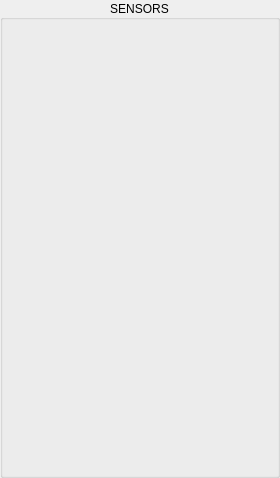
SeptemberHX/dde-istate-menus, file dde-istate-widgets/istatesensorwidget.ui: the form before one commit.
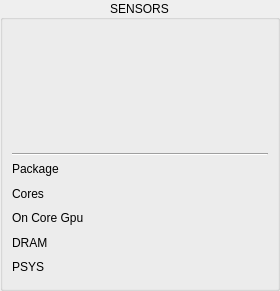
The form after the commit.

Patch:
```diff
--- a/dde-istate-widgets/istatesensorwidget.ui
+++ b/dde-istate-widgets/istatesensorwidget.ui
@@ -7,7 +7,7 @@
     <x>0</x>
     <y>0</y>
     <width>280</width>
-    <height>478</height>
+    <height>291</height>
    </rect>
   </property>
   <property name="sizePolicy">
@@ -53,21 +53,128 @@
       <set>Qt::AlignCenter</set>
      </property>
      <layout class="QVBoxLayout" name="verticalLayout">
+      <property name="spacing">
+       <number>1</number>
+      </property>
       <item>
        <widget class="QWidget" name="tempWidget" native="true"/>
       </item>
       <item>
-       <spacer name="verticalSpacer">
+       <widget class="Line" name="line">
         <property name="orientation">
-         <enum>Qt::Vertical</enum>
+         <enum>Qt::Horizontal</enum>
         </property>
-        <property name="sizeHint" stdset="0">
-         <size>
-          <width>20</width>
-          <height>40</height>
-         </size>
-        </property>
-       </spacer>
+       </widget>
+      </item>
+      <item>
+       <widget class="QWidget" name="widget" native="true">
+        <layout class="QVBoxLayout" name="verticalLayout_2">
+         <property name="spacing">
+          <number>0</number>
+         </property>
+         <property name="leftMargin">
+          <number>0</number>
+         </property>
+         <property name="topMargin">
+          <number>0</number>
+         </property>
+         <property name="rightMargin">
+          <number>0</number>
+         </property>
+         <property name="bottomMargin">
+          <number>0</number>
+         </property>
+         <item>
+          <layout class="QGridLayout" name="gridLayout">
+           <item row="0" column="0">
+            <widget class="QLabel" name="label">
+             <property name="text">
+              <string>Package</string>
+             </property>
+            </widget>
+           </item>
+           <item row="0" column="1">
+            <widget class="QLabel" name="packageLabel">
+             <property name="text">
+              <string/>
+             </property>
+             <property name="alignment">
+              <set>Qt::AlignRight|Qt::AlignTrailing|Qt::AlignVCenter</set>
+             </property>
+            </widget>
+           </item>
+           <item row="1" column="0">
+            <widget class="QLabel" name="label_3">
+             <property name="text">
+              <string>Cores</string>
+             </property>
+            </widget>
+           </item>
+           <item row="3" column="0">
+            <widget class="QLabel" name="label_7">
+             <property name="text">
+              <string>DRAM</string>
+             </property>
+            </widget>
+           </item>
+           <item row="3" column="1">
+            <widget class="QLabel" name="dramLabel">
+             <property name="text">
+              <string/>
+             </property>
+             <property name="alignment">
+              <set>Qt::AlignRight|Qt::AlignTrailing|Qt::AlignVCenter</set>
+             </property>
+            </widget>
+           </item>
+           <item row="2" column="1">
+            <widget class="QLabel" name="onCoreGpuLabel">
+             <property name="text">
+              <string/>
+             </property>
+             <property name="alignment">
+              <set>Qt::AlignRight|Qt::AlignTrailing|Qt::AlignVCenter</set>
+             </property>
+            </widget>
+           </item>
+           <item row="2" column="0">
+            <widget class="QLabel" name="label_5">
+             <property name="text">
+              <string>On Core Gpu</string>
+             </property>
+            </widget>
+           </item>
+           <item row="1" column="1">
+            <widget class="QLabel" name="coresLabel">
+             <property name="text">
+              <string/>
+             </property>
+             <property name="alignment">
+              <set>Qt::AlignRight|Qt::AlignTrailing|Qt::AlignVCenter</set>
+             </property>
+            </widget>
+           </item>
+           <item row="4" column="0">
+            <widget class="QLabel" name="label_9">
+             <property name="text">
+              <string>PSYS</string>
+             </property>
+            </widget>
+           </item>
+           <item row="4" column="1">
+            <widget class="QLabel" name="psysLabel">
+             <property name="text">
+              <string/>
+             </property>
+             <property name="alignment">
+              <set>Qt::AlignRight|Qt::AlignTrailing|Qt::AlignVCenter</set>
+             </property>
+            </widget>
+           </item>
+          </layout>
+         </item>
+        </layout>
+       </widget>
       </item>
      </layout>
     </widget>
```
